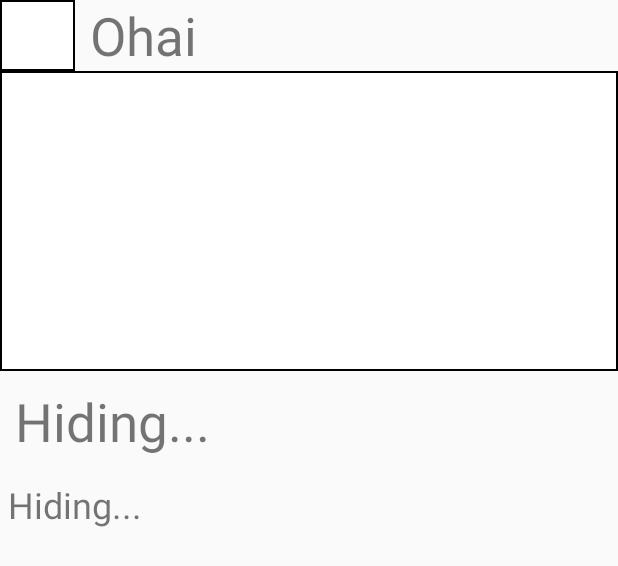
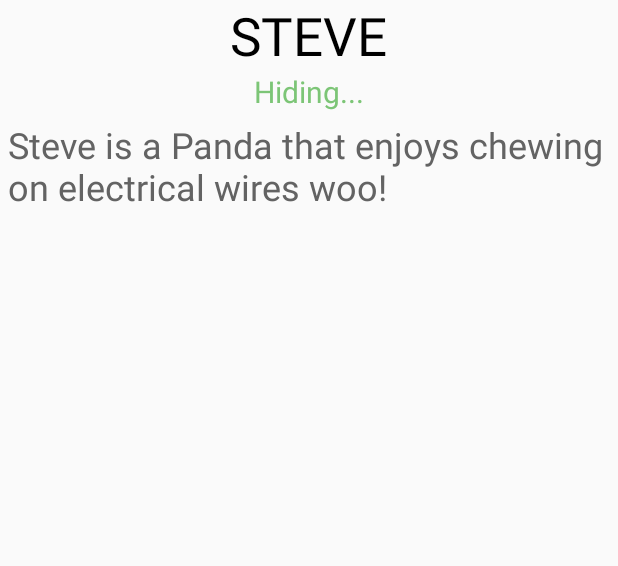
Before and after one commit to chi-jams/FindingTrashPanda, an Android app: the layout panda_profile.xml on its own in the app's theme, with its tools: preview values and no code run, on a phone screen of 412 x 824 dp. Shown: the top 566 px of the screen. Run offline under Robolectric (Android 15) with nearby library versions, the light colour scheme and no system bars.

Commit message:
More UI changes to improve the look of the Panda Detail screen

```diff
--- a/app/src/main/java/com/fractalteaparty/findingtrashpanda/MainFragment.java
+++ b/app/src/main/java/com/fractalteaparty/findingtrashpanda/MainFragment.java
@@ -216,7 +216,7 @@ public class MainFragment extends AuthFrag implements OnMapReadyCallback{
         public void bind(Panda p) {
 
             panda = p;
-            mPandaName.setText(panda.name);
+            mPandaName.setText(panda.name.toUpperCase());
             mPandaStatus.setText(panda.state);
         }
 
--- a/app/src/main/java/com/fractalteaparty/findingtrashpanda/PandaDetailFrag.java
+++ b/app/src/main/java/com/fractalteaparty/findingtrashpanda/PandaDetailFrag.java
@@ -76,8 +76,6 @@ public class PandaDetailFrag extends AuthFrag {
     public View onCreateView(LayoutInflater inflater, ViewGroup container, Bundle savedInstanceState) {
         View v = inflater.inflate(R.layout.panda_profile, container, false);
 
-        mPic = v.findViewById(R.id.panda_pic);
-        // TODO: Grab panda pic
 
         mName = v.findViewById(R.id.panda_name);
         //mName.setText(mPanda.name);
--- a/app/src/main/res/layout/fragment_found_instructions.xml
+++ b/app/src/main/res/layout/fragment_found_instructions.xml
@@ -1,6 +1,7 @@
 <?xml version="1.0" encoding="utf-8"?>
 <LinearLayout
     xmlns:android="http://schemas.android.com/apk/res/android"
+    xmlns:tools="http://schemas.android.com/tools"
     android:layout_width="match_parent"
     android:layout_height="match_parent"
     android:orientation="vertical"
--- a/app/src/main/res/layout/fragment_hide_instructions.xml
+++ b/app/src/main/res/layout/fragment_hide_instructions.xml
@@ -1,6 +1,7 @@
 <?xml version="1.0" encoding="utf-8"?>
 <LinearLayout
     xmlns:android="http://schemas.android.com/apk/res/android"
+    xmlns:tools="http://schemas.android.com/tools"
     android:layout_width="match_parent"
     android:layout_height="match_parent"
     android:orientation="vertical"
--- a/app/src/main/res/layout/panda_profile.xml
+++ b/app/src/main/res/layout/panda_profile.xml
@@ -1,52 +1,44 @@
 <?xml version="1.0" encoding="utf-8"?>
 <LinearLayout xmlns:android="http://schemas.android.com/apk/res/android"
+    xmlns:tools="http://schemas.android.com/tools"
     android:orientation="vertical" android:layout_width="match_parent"
     android:layout_height="match_parent">
 
     <LinearLayout
         android:orientation="horizontal"
-        android:layout_width="match_parent"
-        android:layout_height="wrap_content">
+        android:layout_width="wrap_content"
+        android:layout_height="wrap_content"
+        android:layout_gravity="center">
 
-        <ImageView
-            android:layout_height="match_parent"
-            android:layout_width="50dp"
-            android:text="panini"
-            android:background="@drawable/imageview_border"
-            android:layout_gravity="left"
-            />
 
         <TextView
             android:id="@+id/panda_name"
             android:layout_width="wrap_content"
             android:layout_height="wrap_content"
-            android:layout_marginLeft="10dp"
-            android:text="Ohai"
-            android:textSize="35sp"/>
+            tools:text="STEVE"
+            android:textSize="35sp"
+            android:layout_gravity="center"
+            android:textColor="@color/colorPrimaryDark"/>
 
     </LinearLayout>
 
-    <ImageView
-        android:id="@+id/panda_pic"
-        android:layout_width="match_parent"
-        android:layout_height="200dp"
-        android:background="@drawable/imageview_border"
-        />
 
     <TextView
         android:id="@+id/panda_status"
-        android:layout_width="match_parent"
+        android:layout_width="wrap_content"
+        android:layout_gravity="center"
         android:layout_height="wrap_content"
-        android:text="@string/panda_hiding"
-        android:textSize="35sp"
-        android:layout_margin="10dp"/>
+        tools:text="@string/panda_hiding"
+        android:textSize="20sp"
+        android:textColor="@color/colorAccent"/>
 
 
     <TextView
         android:id="@+id/panda_description"
+        android:textColor="@color/colorPrimary"
         android:layout_width="match_parent"
         android:layout_height="match_parent"
-        android:text="@string/panda_hiding"
+        tools:text="Steve is a Panda that enjoys chewing on electrical wires woo!"
         android:textSize="24sp"
         android:layout_weight="0.1"
         android:layout_margin="5dp"/>
```
